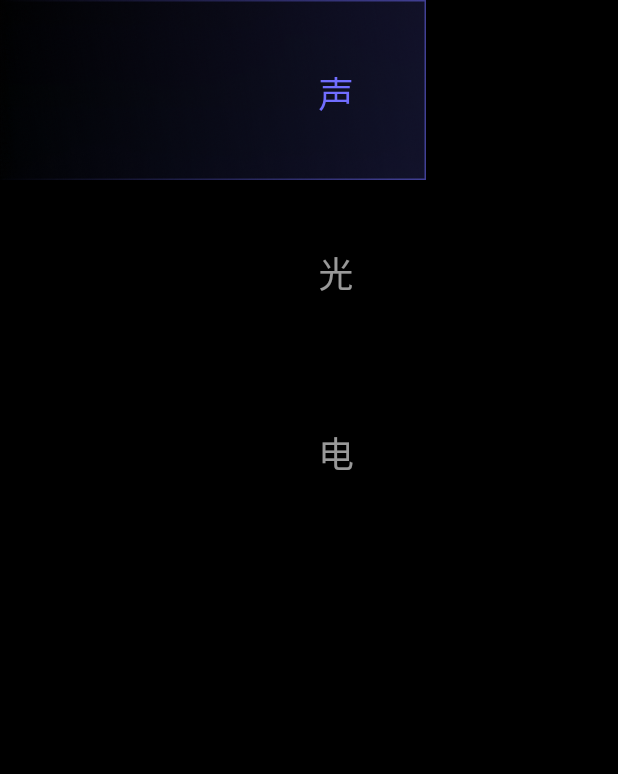
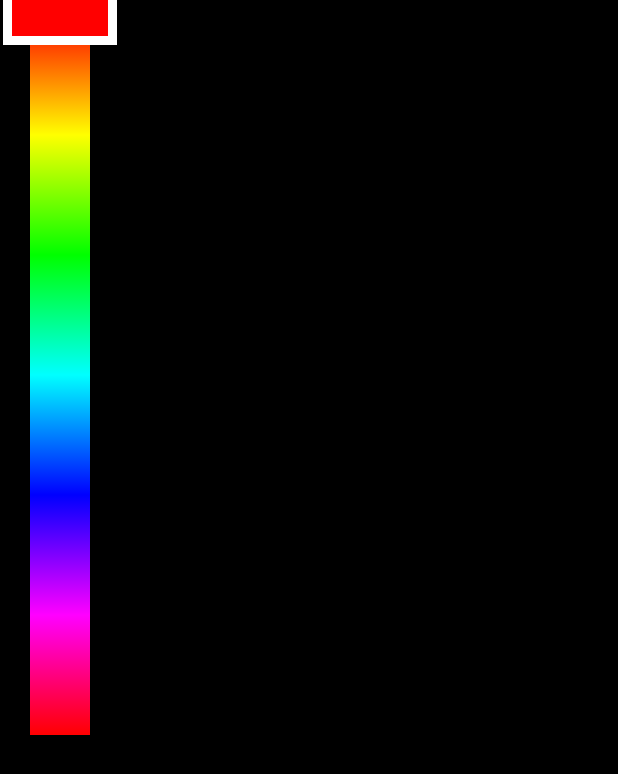
Before and after one commit to Zimang/DesayAICockpit, an Android app built with Jetpack Compose: the screen it shows after launch (MainActivity), on a phone screen of 412 x 824 dp. Shown: the top 774 px of the screen. Run offline under Robolectric (Android 15) with nearby library versions, the phone set to English and light mode, and no system bars.

Commit message:
3.11:实现颜色滑块

```diff
--- a/app/src/main/java/com/desay/desayaicockpit/ui/screen/MainScreen.kt
+++ b/app/src/main/java/com/desay/desayaicockpit/ui/screen/MainScreen.kt
@@ -39,13 +39,13 @@ import androidx.compose.ui.unit.sp
 import com.desay.desayaicockpit.R
 
 inline val Int.dp: Dp get() = Dp(this.toFloat())
-@Composable
-fun MainRun(modifier: Modifier){
-    Box(modifier = Modifier.fillMaxSize().background(Color.Black)) {
-        // 前景内容
-        SLEChooser(modifier )
-    }
-}
+//@Composable
+//fun MainRun(modifier: Modifier){
+//    Box(modifier = Modifier.fillMaxSize().background(Color.Black)) {
+//        // 前景内容
+//        SLEChooser(modifier )
+//    }
+//}
 
 private data class SLEItem(
     val id: Int,
--- a/app/src/main/java/com/desay/desayaicockpit/ui/screen/SELScreen.kt
+++ b/app/src/main/java/com/desay/desayaicockpit/ui/screen/SELScreen.kt
@@ -46,6 +46,7 @@ import androidx.compose.ui.draw.rotate
 import androidx.compose.ui.graphics.Brush
 import androidx.compose.ui.graphics.Color
 import androidx.compose.ui.graphics.Color.Companion.Red
+import androidx.compose.ui.graphics.Color.Companion.Transparent
 import androidx.compose.ui.input.pointer.pointerInput
 import androidx.compose.ui.layout.ContentScale
 import androidx.compose.ui.res.colorResource
@@ -57,6 +58,13 @@ import androidx.compose.ui.unit.dp
 import androidx.compose.ui.unit.sp
 import com.desay.desayaicockpit.R
 import com.desay.desayaicockpit.ui.theme.Orange
+@Composable
+fun MainRun(modifier: Modifier){
+    Box(modifier = Modifier.fillMaxSize().background(Color.Black)) {
+        // 前景内容
+        FullHueVerticalSlider_()
+    }
+}
 
 
 @OptIn(ExperimentalMaterial3Api::class)
@@ -117,12 +125,19 @@ fun PreviewVerticalColorSlider() {
     VerticalColorSlider()
 }
 
+@Preview(showBackground = true)
+@Composable
+fun FullHueVerticalSlider_() {
+    FullHueVerticalSlider(Modifier,{})
+}
+
 @Composable
 fun FullHueVerticalSlider(
     modifier: Modifier = Modifier,
     onHueChanged: (Float) -> Unit
 ) {
-    val trackHeight = 300.dp
+    val trackHeight = 480.dp
+    val allHeight = 500.dp
     var progress by remember { mutableFloatStateOf(0f) }
 
     // 计算色相（0°-360°）
@@ -135,31 +150,38 @@ fun FullHueVerticalSlider(
     LaunchedEffect(hue) {
         onHueChanged(hue)
     }
-
     Box(
-        modifier = modifier
-            .width(64.dp)
-            .height(trackHeight)
-            .background(
-                brush = Brush.verticalGradient(
-                    colors = buildFullHueColors() // 生成完整色相渐变色
-                )
-            )
+        modifier = modifier.height(allHeight)
+            .width(80.dp)
+            .padding(2.dp)
             .pointerInput(Unit) {
                 detectVerticalDragGestures { change, _ ->
                     val y = change.position.y.coerceIn(0f, size.height.toFloat())
                     progress = y / size.height // 直接映射 Y 轴位置到 0-1
                 }
             }
-    ) {
+    ){
+
+        Box(
+            modifier = modifier
+                .width(40.dp)
+                .height(trackHeight)
+                .background(
+                    brush = Brush.verticalGradient(
+                        colors = buildFullHueColors() // 生成完整色相渐变色
+                    )
+                )
+                .border(width = 20.dp, color = Transparent)
+                .align(Alignment.Center)
+        )
         // 可拖动的滑块指示器
         Box(
             modifier = Modifier
-                .align(Alignment.TopCenter)
                 .offset(y = trackHeight * progress - 12.dp)
-                .size(48.dp, 24.dp)
+                .size(80.dp, 40.dp)
                 .background(currentColor, RoundedCornerShape(8.dp))
-                .border(2.dp, Color.White, RoundedCornerShape(8.dp))
+//                    .border(6.dp, Color.White, RoundedCornerShape(8.dp))
+                .border(6.dp, Color.White)
         )
     }
 }
```
